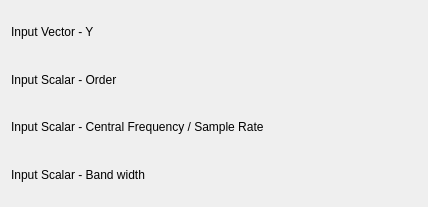
First picture: the form in src/plugins/filters/butterworth_bandpass/filterbutterworthbandpassconfig.ui, repository Kst-plot/kst, before the edit.
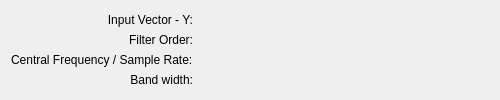
Second picture: the form after the edit. Custom widgets are drawn as their Qt base class.

What changed in the file:
```diff
--- a/src/plugins/filters/butterworth_bandpass/filterbutterworthbandpassconfig.ui
+++ b/src/plugins/filters/butterworth_bandpass/filterbutterworthbandpassconfig.ui
@@ -1,12 +1,12 @@
 <ui version="4.0" >
  <class>FilterButterworthBandPassConfig</class>
- <widget class="QWidget" name="FilterButterworthBandPassConfig" >
-  <property name="geometry" >
+ <widget class="QWidget" name="FilterButterworthBandPassConfig">
+  <property name="geometry">
    <rect>
     <x>0</x>
     <y>0</y>
-    <width>428</width>
-    <height>207</height>
+    <width>500</width>
+    <height>100</height>
    </rect>
   </property>
   <property name="minimumSize" >
@@ -15,161 +15,106 @@
     <height>0</height>
    </size>
   </property>
-  <layout class="QVBoxLayout" name="verticalLayout" >
-   <item>
-    <layout class="QHBoxLayout" name="horizontalLayout_4" >
-     <item>
-      <widget class="QLabel" name="label_3" >
-       <property name="sizePolicy" >
-        <sizepolicy vsizetype="Fixed" hsizetype="Fixed" >
+  <layout class="QGridLayout" name="gridLayout_2">
+   <item row="0" column="0">
+    <layout class="QGridLayout" name="gridLayout">
+     <item row="0" column="1">
+      <widget class="Kst::VectorSelector" name="_vector" native="true">
+       <property name="sizePolicy">
+        <sizepolicy hsizetype="Expanding" vsizetype="Preferred">
          <horstretch>0</horstretch>
          <verstretch>0</verstretch>
         </sizepolicy>
        </property>
-       <property name="text" >
-        <string>Input Vector - Y</string>
-       </property>
-       <property name="wordWrap" >
-        <bool>false</bool>
-       </property>
       </widget>
      </item>
-     <item>
-      <spacer name="horizontalSpacer" >
-       <property name="orientation" >
-        <enum>Qt::Horizontal</enum>
-       </property>
-       <property name="sizeHint" stdset="0" >
-        <size>
-         <width>40</width>
-         <height>20</height>
-        </size>
-       </property>
-      </spacer>
-     </item>
-     <item>
-      <widget class="Kst::VectorSelector" native="1" name="_vector" >
-       <property name="sizePolicy" >
-        <sizepolicy vsizetype="Preferred" hsizetype="Expanding" >
+     <item row="0" column="0">
+      <widget class="QLabel" name="label_3">
+       <property name="sizePolicy">
+        <sizepolicy hsizetype="Preferred" vsizetype="Fixed">
          <horstretch>0</horstretch>
          <verstretch>0</verstretch>
         </sizepolicy>
        </property>
+       <property name="text">
+        <string>Input Vector - Y:</string>
+       </property>
+       <property name="alignment">
+        <set>Qt::AlignRight|Qt::AlignTrailing|Qt::AlignVCenter</set>
+       </property>
+       <property name="wordWrap">
+        <bool>false</bool>
+       </property>
       </widget>
      </item>
-    </layout>
-   </item>
-   <item>
-    <layout class="QHBoxLayout" name="horizontalLayout_3" >
-     <item>
-      <widget class="QLabel" name="label_4" >
-       <property name="sizePolicy" >
-        <sizepolicy vsizetype="Fixed" hsizetype="Fixed" >
+     <item row="1" column="1">
+      <widget class="Kst::ScalarSelector" name="_scalarOrder" native="true"/>
+     </item>
+     <item row="1" column="0">
+      <widget class="QLabel" name="label_4">
+       <property name="sizePolicy">
+        <sizepolicy hsizetype="Preferred" vsizetype="Fixed">
          <horstretch>0</horstretch>
          <verstretch>0</verstretch>
         </sizepolicy>
        </property>
-       <property name="text" >
-        <string>Input Scalar - Order</string>
+       <property name="text">
+        <string>Filter Order:</string>
        </property>
-       <property name="wordWrap" >
+       <property name="alignment">
+        <set>Qt::AlignRight|Qt::AlignTrailing|Qt::AlignVCenter</set>
+       </property>
+       <property name="wordWrap">
         <bool>false</bool>
        </property>
       </widget>
      </item>
-     <item>
-      <spacer name="horizontalSpacer_2" >
-       <property name="orientation" >
-        <enum>Qt::Horizontal</enum>
-       </property>
-       <property name="sizeHint" stdset="0" >
-        <size>
-         <width>40</width>
-         <height>20</height>
-        </size>
-       </property>
-      </spacer>
+     <item row="2" column="1">
+      <widget class="Kst::ScalarSelector" name="_scalarRate" native="true"/>
      </item>
-     <item>
-      <widget class="Kst::ScalarSelector" native="1" name="_scalarOrder" />
-     </item>
-    </layout>
-   </item>
-   <item>
-    <layout class="QHBoxLayout" name="horizontalLayout_2" >
-     <item>
-      <widget class="QLabel" name="label_5" >
-       <property name="sizePolicy" >
-        <sizepolicy vsizetype="Fixed" hsizetype="Fixed" >
+     <item row="2" column="0">
+      <widget class="QLabel" name="label_5">
+       <property name="sizePolicy">
+        <sizepolicy hsizetype="Fixed" vsizetype="Fixed">
          <horstretch>0</horstretch>
          <verstretch>0</verstretch>
         </sizepolicy>
        </property>
-       <property name="text" >
-        <string>Input Scalar - Central Frequency / Sample Rate</string>
+       <property name="text">
+        <string>Central Frequency / Sample Rate:</string>
        </property>
        <property name="wordWrap" >
         <bool>false</bool>
        </property>
       </widget>
      </item>
-     <item>
-      <spacer name="horizontalSpacer_3" >
-       <property name="orientation" >
-        <enum>Qt::Horizontal</enum>
-       </property>
-       <property name="sizeHint" stdset="0" >
-        <size>
-         <width>40</width>
-         <height>20</height>
-        </size>
-       </property>
-      </spacer>
+     <item row="3" column="1">
+      <widget class="Kst::ScalarSelector" name="_scalarBandwidth" native="true"/>
      </item>
-     <item>
-      <widget class="Kst::ScalarSelector" native="1" name="_scalarRate" />
-     </item>
-    </layout>
-   </item>
-   <item>
-    <layout class="QHBoxLayout" name="horizontalLayout" >
-     <item>
-      <widget class="QLabel" name="label_6" >
-       <property name="sizePolicy" >
-        <sizepolicy vsizetype="Fixed" hsizetype="Fixed" >
+     <item row="3" column="0">
+      <widget class="QLabel" name="label_6">
+       <property name="sizePolicy">
+        <sizepolicy hsizetype="Preferred" vsizetype="Fixed">
          <horstretch>0</horstretch>
          <verstretch>0</verstretch>
         </sizepolicy>
        </property>
-       <property name="text" >
-        <string>Input Scalar - Band width</string>
+       <property name="text">
+        <string>Band width:</string>
        </property>
-       <property name="wordWrap" >
+       <property name="alignment">
+        <set>Qt::AlignRight|Qt::AlignTrailing|Qt::AlignVCenter</set>
+       </property>
+       <property name="wordWrap">
         <bool>false</bool>
        </property>
       </widget>
      </item>
-     <item>
-      <spacer name="horizontalSpacer_4" >
-       <property name="orientation" >
-        <enum>Qt::Horizontal</enum>
-       </property>
-       <property name="sizeHint" stdset="0" >
-        <size>
-         <width>40</width>
-         <height>20</height>
-        </size>
-       </property>
-      </spacer>
-     </item>
-     <item>
-      <widget class="Kst::ScalarSelector" native="1" name="_scalarBandwidth" />
-     </item>
     </layout>
    </item>
   </layout>
  </widget>
- <layoutdefault spacing="6" margin="11" />
+ <layoutdefault spacing="6" margin="11"/>
  <pixmapfunction>qPixmapFromMimeSource</pixmapfunction>
  <customwidgets>
   <customwidget>
```
Left out of the diff: 7 changed lines with no effect on the pictures.
